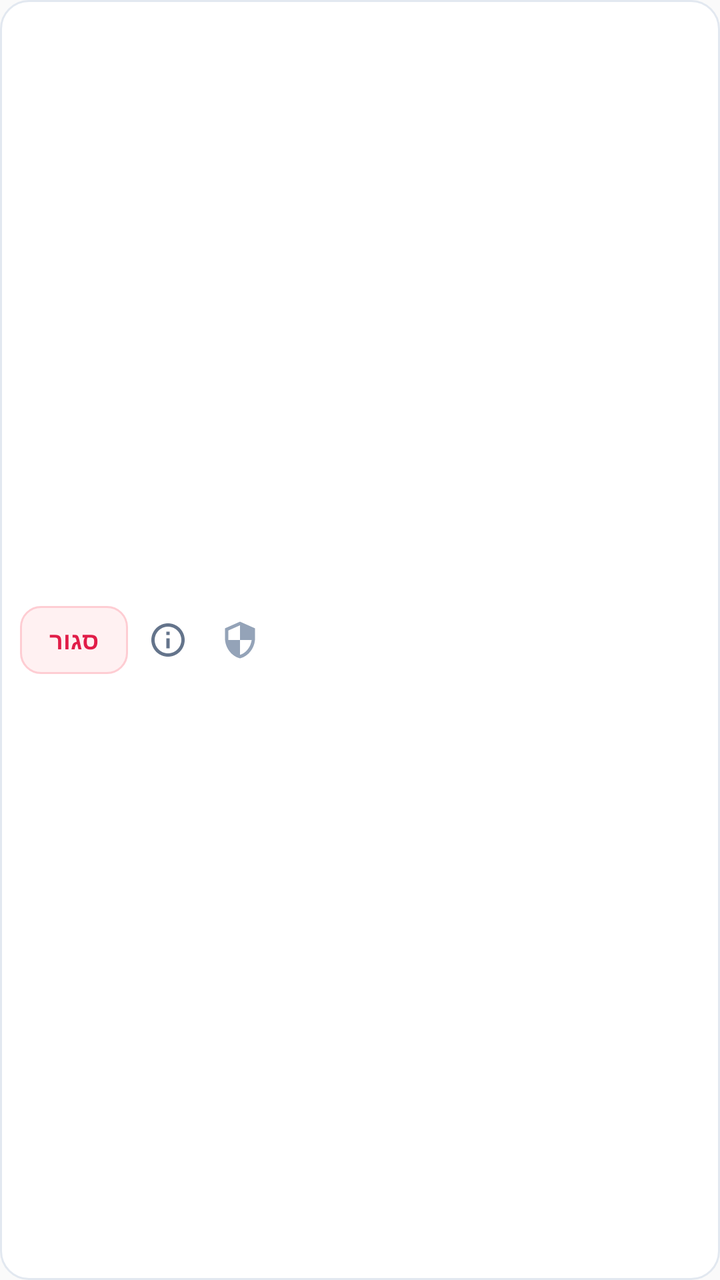
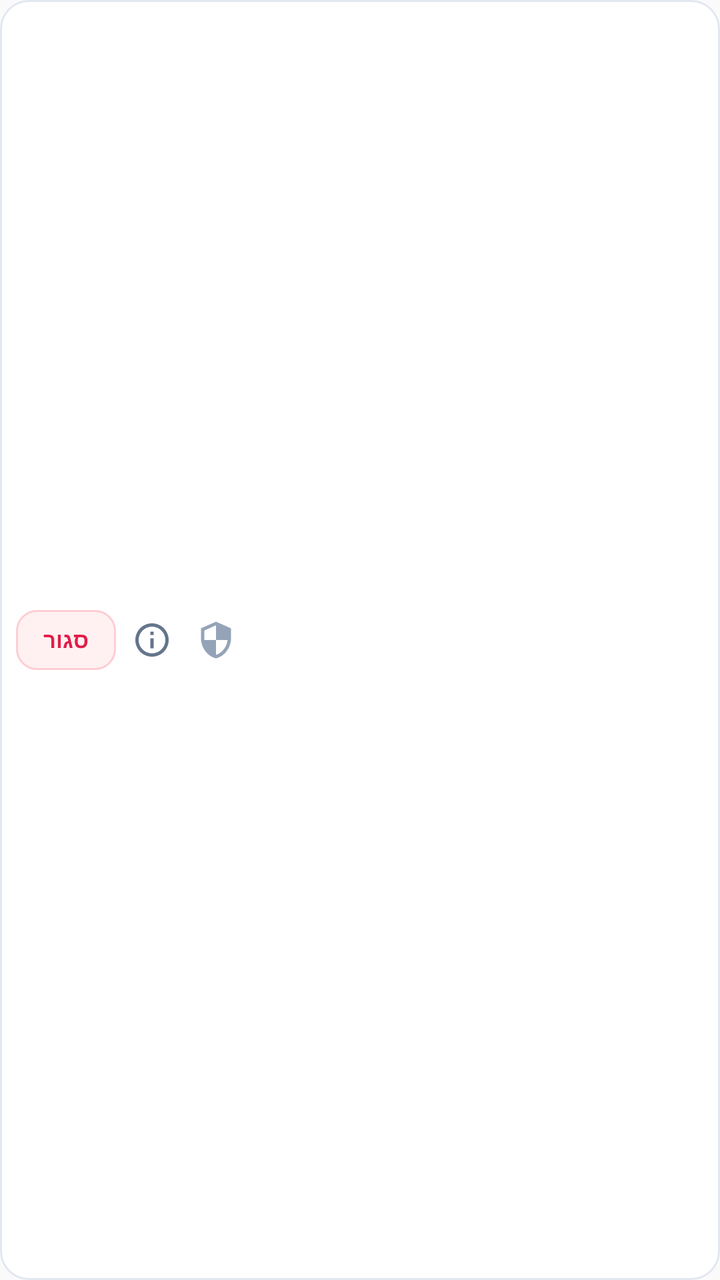

An Android layout rendered at two revisions. The XML below is the earlier revision; the diff shows what the commit changed to produce the second picture.
<!-- AndroidManifest.xml: application theme android:Theme.Material.Light.NoActionBar -->
<!-- res/layout/item_app.xml -->
<?xml version="1.0" encoding="utf-8"?>
<LinearLayout xmlns:android="http://schemas.android.com/apk/res/android"
    android:id="@+id/layoutItemCard"
    android:layout_width="match_parent"
    android:layout_height="wrap_content"
    android:background="@drawable/bg_card"
    android:gravity="center_vertical"
    android:layoutDirection="rtl"
    android:orientation="horizontal"
    android:paddingStart="10dp"
    android:paddingTop="10dp"
    android:paddingEnd="10dp"
    android:paddingBottom="10dp">

    <ImageView
        android:id="@+id/ivAppIcon"
        android:layout_width="40dp"
        android:layout_height="40dp"
        android:scaleType="fitCenter" />

    <LinearLayout
        android:layout_width="0dp"
        android:layout_height="wrap_content"
        android:layout_marginStart="10dp"
        android:layout_marginEnd="4dp"
        android:layout_weight="1"
        android:orientation="vertical">

        <TextView
            android:id="@+id/tvAppName"
            android:layout_width="wrap_content"
            android:layout_height="wrap_content"
            android:ellipsize="end"
            android:maxLines="1"
            android:textAlignment="viewStart"
            android:textColor="@color/text_primary"
            android:textSize="14sp"
            android:textStyle="bold" />

        <TextView
            android:id="@+id/tvAppStatus"
            android:layout_width="wrap_content"
            android:layout_height="wrap_content"
            android:layout_marginTop="1dp"
            android:ellipsize="end"
            android:maxLines="1"
            android:textAlignment="viewStart"
            android:textColor="@color/text_secondary"
            android:textSize="11sp" />

        <TextView
            android:id="@+id/tvStatusBadge"
            android:layout_width="wrap_content"
            android:layout_height="wrap_content"
            android:layout_marginTop="3dp"
            android:paddingStart="6dp"
            android:paddingTop="2dp"
            android:paddingEnd="6dp"
            android:paddingBottom="2dp"
            android:textSize="10sp"
            android:textStyle="bold"
            android:visibility="gone" />
    </LinearLayout>

    <ImageButton
        android:id="@+id/btnProtect"
        android:layout_width="36dp"
        android:layout_height="36dp"
        android:background="?android:attr/selectableItemBackgroundBorderless"
        android:contentDescription="@string/cd_protect"
        android:padding="8dp"
        android:scaleType="centerInside"
        android:src="@drawable/ic_shield_outline" />

    <ImageButton
        android:id="@+id/btnAppInfo"
        android:layout_width="36dp"
        android:layout_height="36dp"
        android:background="?android:attr/selectableItemBackgroundBorderless"
        android:contentDescription="@string/cd_app_info"
        android:padding="8dp"
        android:scaleType="centerInside"
        android:src="@drawable/ic_info" />

    <TextView
        android:id="@+id/btnKillSingle"
        android:layout_width="wrap_content"
        android:layout_height="34dp"
        android:layout_marginStart="2dp"
        android:background="@drawable/bg_btn_kill_small"
        android:gravity="center"
        android:minWidth="54dp"
        android:paddingStart="10dp"
        android:paddingEnd="10dp"
        android:text="@string/btn_kill_single"
        android:textColor="@color/danger_rose"
        android:textSize="12sp"
        android:textStyle="bold" />

</LinearLayout>
<!-- resources referenced by this layout -->
<resources>
  <color name="danger_rose">#E11D48</color>
  <color name="text_primary">#0F172A</color>
  <color name="text_secondary">#64748B</color>
  <!-- drawable bg_btn_kill_small (drawable) -->
  <?xml version="1.0" encoding="utf-8"?>
  <ripple xmlns:android="http://schemas.android.com/apk/res/android"
      android:color="#30E11D48">
      <item>
          <selector>
              <item android:state_enabled="false">
                  <shape android:shape="rectangle">
                      <solid android:color="#F8FAFC" />
                      <corners android:radius="10dp" />
                      <stroke
                          android:width="1dp"
                          android:color="#E2E8F0" />
                  </shape>
              </item>
              <item>
                  <shape android:shape="rectangle">
                      <solid android:color="#FFF1F2" />
                      <corners android:radius="10dp" />
                      <stroke
                          android:width="1dp"
                          android:color="#FECDD3" />
                  </shape>
              </item>
          </selector>
      </item>
  </ripple>
  <!-- drawable bg_card (drawable) -->
  <?xml version="1.0" encoding="utf-8"?>
  <shape xmlns:android="http://schemas.android.com/apk/res/android"
      android:shape="rectangle">
      <solid android:color="#FFFFFF" />
      <corners android:radius="14dp" />
      <stroke
          android:width="1dp"
          android:color="#E2E8F0" />
  </shape>
  <!-- drawable ic_info (drawable) -->
  <?xml version="1.0" encoding="utf-8"?>
  <vector xmlns:android="http://schemas.android.com/apk/res/android"
      android:width="20dp"
      android:height="20dp"
      android:viewportWidth="24"
      android:viewportHeight="24">
      <path
          android:fillColor="#64748B"
          android:pathData="M11,7h2v2h-2zM11,11h2v6h-2zM12,2C6.48,2 2,6.48 2,12s4.48,10 10,10 10,-4.48 10,-10S17.52,2 12,2zM12,20c-4.41,0 -8,-3.59 -8,-8s3.59,-8 8,-8 8,3.59 8,8 -3.59,8 -8,8z" />
  </vector>
  <!-- drawable ic_shield_outline (drawable) -->
  <?xml version="1.0" encoding="utf-8"?>
  <vector xmlns:android="http://schemas.android.com/apk/res/android"
      android:width="20dp"
      android:height="20dp"
      android:viewportWidth="24"
      android:viewportHeight="24">
      <path
          android:fillColor="#94A3B8"
          android:pathData="M12,1L3,5v6c0,5.55 3.84,10.74 9,12 5.16,-1.26 9,-6.45 9,-12V5l-9,-4zm0,10.99h7c-0.53,4.12 -3.28,7.79 -7,8.94V12H5V6.3l7,-3.11v8.8z" />
  </vector>
  <string name="btn_kill_single">סגור</string>
  <string name="cd_app_info">פרטי אפליקציה</string>
  <string name="cd_protect">הגן על אפליקציה</string>
</resources>

<!-- the commit's change to res/layout/item_app.xml (unified diff, before → after) -->
@@ -7,21 +7,21 @@
     android:gravity="center_vertical"
     android:layoutDirection="rtl"
     android:orientation="horizontal"
-    android:paddingStart="10dp"
-    android:paddingTop="10dp"
-    android:paddingEnd="10dp"
-    android:paddingBottom="10dp">
+    android:paddingStart="8dp"
+    android:paddingTop="8dp"
+    android:paddingEnd="8dp"
+    android:paddingBottom="8dp">
 
     <ImageView
         android:id="@+id/ivAppIcon"
-        android:layout_width="40dp"
-        android:layout_height="40dp"
+        android:layout_width="36dp"
+        android:layout_height="36dp"
         android:scaleType="fitCenter" />
 
     <LinearLayout
         android:layout_width="0dp"
         android:layout_height="wrap_content"
-        android:layout_marginStart="10dp"
+        android:layout_marginStart="8dp"
         android:layout_marginEnd="4dp"
         android:layout_weight="1"
         android:orientation="vertical">
@@ -34,67 +34,66 @@
             android:maxLines="1"
             android:textAlignment="viewStart"
             android:textColor="@color/text_primary"
-            android:textSize="14sp"
+            android:textSize="13sp"
             android:textStyle="bold" />
 
         <TextView
             android:id="@+id/tvAppStatus"
             android:layout_width="wrap_content"
             android:layout_height="wrap_content"
-            android:layout_marginTop="1dp"
             android:ellipsize="end"
             android:maxLines="1"
             android:textAlignment="viewStart"
             android:textColor="@color/text_secondary"
-            android:textSize="11sp" />
+            android:textSize="10sp" />
 
         <TextView
             android:id="@+id/tvStatusBadge"
             android:layout_width="wrap_content"
             android:layout_height="wrap_content"
-            android:layout_marginTop="3dp"
-            android:paddingStart="6dp"
-            android:paddingTop="2dp"
-            android:paddingEnd="6dp"
-            android:paddingBottom="2dp"
-            android:textSize="10sp"
+            android:layout_marginTop="2dp"
+            android:paddingStart="5dp"
+            android:paddingTop="1dp"
+            android:paddingEnd="5dp"
+            android:paddingBottom="1dp"
+            android:textSize="9sp"
             android:textStyle="bold"
             android:visibility="gone" />
     </LinearLayout>
 
     <ImageButton
         android:id="@+id/btnProtect"
-        android:layout_width="36dp"
-        android:layout_height="36dp"
+        android:layout_width="32dp"
+        android:layout_height="32dp"
         android:background="?android:attr/selectableItemBackgroundBorderless"
         android:contentDescription="@string/cd_protect"
-        android:padding="8dp"
+        android:padding="6dp"
         android:scaleType="centerInside"
         android:src="@drawable/ic_shield_outline" />
 
     <ImageButton
         android:id="@+id/btnAppInfo"
-        android:layout_width="36dp"
-        android:layout_height="36dp"
+        android:layout_width="32dp"
+        android:layout_height="32dp"
         android:background="?android:attr/selectableItemBackgroundBorderless"
         android:contentDescription="@string/cd_app_info"
-        android:padding="8dp"
+        android:padding="6dp"
         android:scaleType="centerInside"
         android:src="@drawable/ic_info" />
 
     <TextView
         android:id="@+id/btnKillSingle"
         android:layout_width="wrap_content"
-        android:layout_height="34dp"
+        android:layout_height="30dp"
         android:layout_marginStart="2dp"
         android:background="@drawable/bg_btn_kill_small"
         android:gravity="center"
-        android:minWidth="54dp"
-        android:paddingStart="10dp"
-        android:paddingEnd="10dp"
+        android:minWidth="50dp"
+        android:paddingStart="8dp"
+        android:paddingEnd="8dp"
         android:text="@string/btn_kill_single"
         android:textColor="@color/danger_rose"
-        android:textSize="12sp"
+        android:textSize="11sp"
         android:textStyle="bold" />
 
 </LinearLayout>
